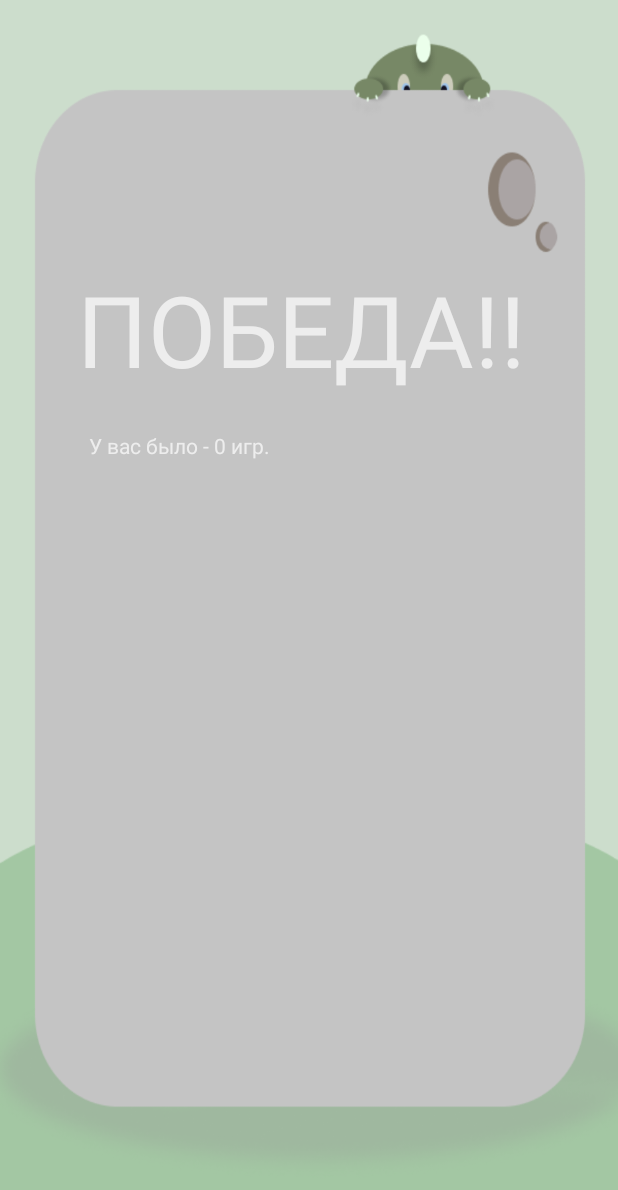
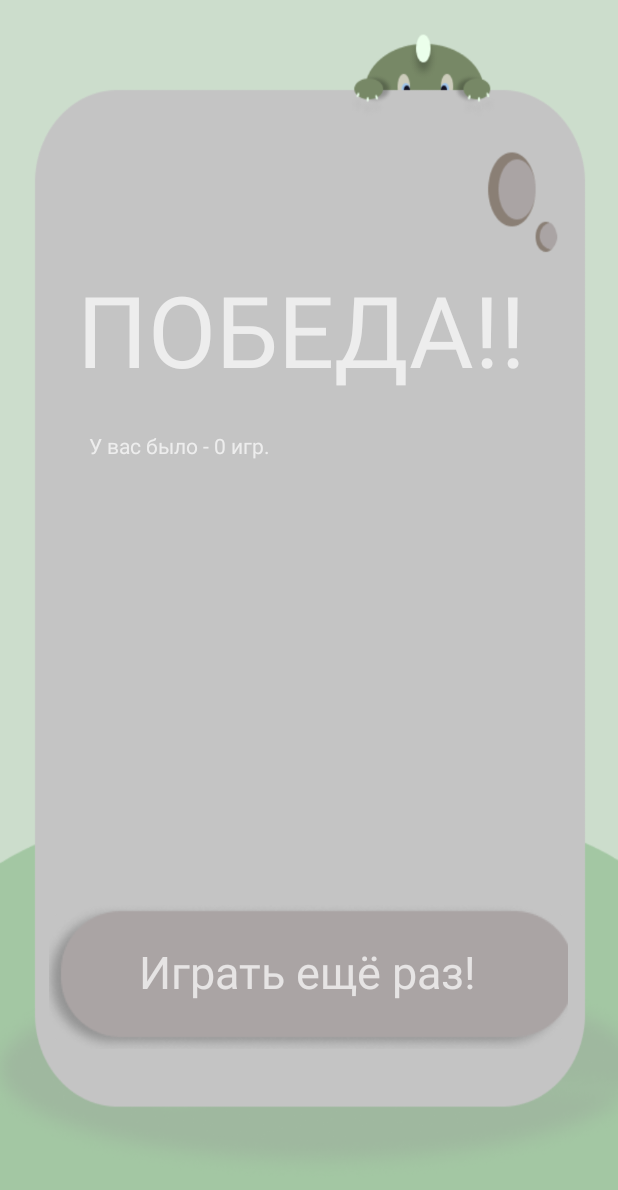
Before and after one commit to katerina-Evdokimova/samsung, an Android app: the SecondActivity screen opened directly, with no data from a screen before it, on a phone screen of 412 x 824 dp. Shown: the top 1190 px of the screen. Run offline under Robolectric (Android 15) with nearby library versions, the phone set to English and light mode, and no system bars; libraries missing offline, so code that uses them is left out: com.instabug.library.

Commit message:
first commit

```diff
--- a/app/src/main/java/com/example/myapplication/SecondActivity.java
+++ b/app/src/main/java/com/example/myapplication/SecondActivity.java
@@ -6,7 +6,9 @@ import android.database.Cursor;
 import android.database.sqlite.SQLiteDatabase;
 import android.os.Bundle;
 import android.os.Message;
+import android.view.View;
 import android.view.WindowManager;
+import android.widget.ImageButton;
 import android.widget.TextView;
 import android.widget.Toast;
 
@@ -29,6 +31,15 @@ public class SecondActivity extends AppCompatActivity {
 
         getWindow().setFlags(WindowManager.LayoutParams.FLAG_FULLSCREEN, WindowManager.LayoutParams.FLAG_FULLSCREEN);
         mDbHelper = new HotelDbHelper(this);
+        ImageButton button = (ImageButton) findViewById(R.id.button);
+        button.setOnClickListener(new View.OnClickListener() {
+            @Override
+            public void onClick(View v) {
+                Intent intent = new Intent(SecondActivity.this, MainActivity.class);
+                startActivity(intent);
+                finish();
+            }
+        });
 
     }
 
--- a/app/src/main/res/layout/activity_second.xml
+++ b/app/src/main/res/layout/activity_second.xml
@@ -29,4 +29,28 @@
         app:layout_constraintTop_toBottomOf="@+id/textView25"
         app:layout_constraintVertical_bias="0.053" />
 
+    <ImageButton
+        android:id="@+id/button"
+        android:layout_width="346dp"
+        android:layout_height="96dp"
+        android:backgroundTint="@color/colorFon"
+        app:layout_constraintBottom_toBottomOf="parent"
+        app:layout_constraintEnd_toEndOf="parent"
+        app:layout_constraintHorizontal_bias="0.492"
+        app:layout_constraintStart_toStartOf="parent"
+        app:layout_constraintTop_toBottomOf="@+id/prov"
+        app:layout_constraintVertical_bias="0.697"
+        app:srcCompat="@drawable/date" />
+
+    <TextView
+        android:id="@+id/textView24"
+        android:layout_width="226dp"
+        android:layout_height="48dp"
+        android:text="Играть ещё раз!"
+        android:textSize="30sp"
+        app:layout_constraintBottom_toBottomOf="@+id/button"
+        app:layout_constraintEnd_toEndOf="@+id/button"
+        app:layout_constraintStart_toStartOf="@+id/button"
+        app:layout_constraintTop_toTopOf="@+id/button" />
+
 </androidx.constraintlayout.widget.ConstraintLayout>
--- a/app/src/main/res/values/colors.xml
+++ b/app/src/main/res/values/colors.xml
@@ -3,4 +3,5 @@
     <color name="colorPrimary">#706670</color>
     <color name="colorPrimaryDark">#375A38</color>
     <color name="colorAccent">#D37E15</color>
+    <color name="colorFon">#C4C4C4</color>
 </resources>
```
Also changed, not shown: app/src/main/res/drawable/date.png (added).
